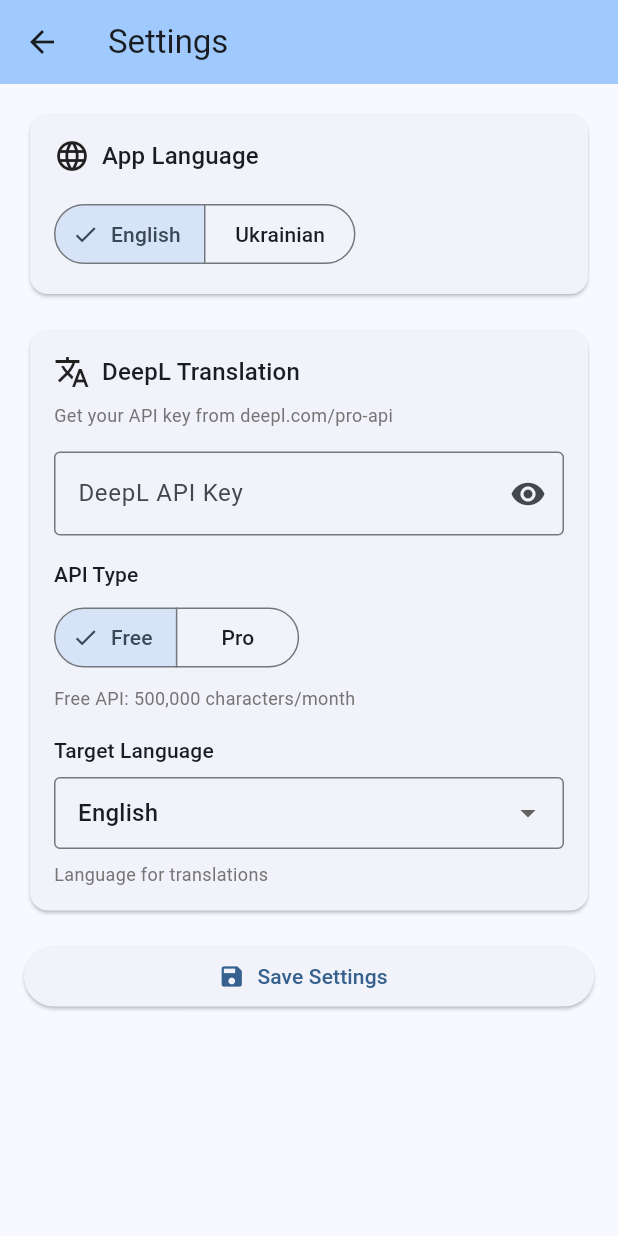
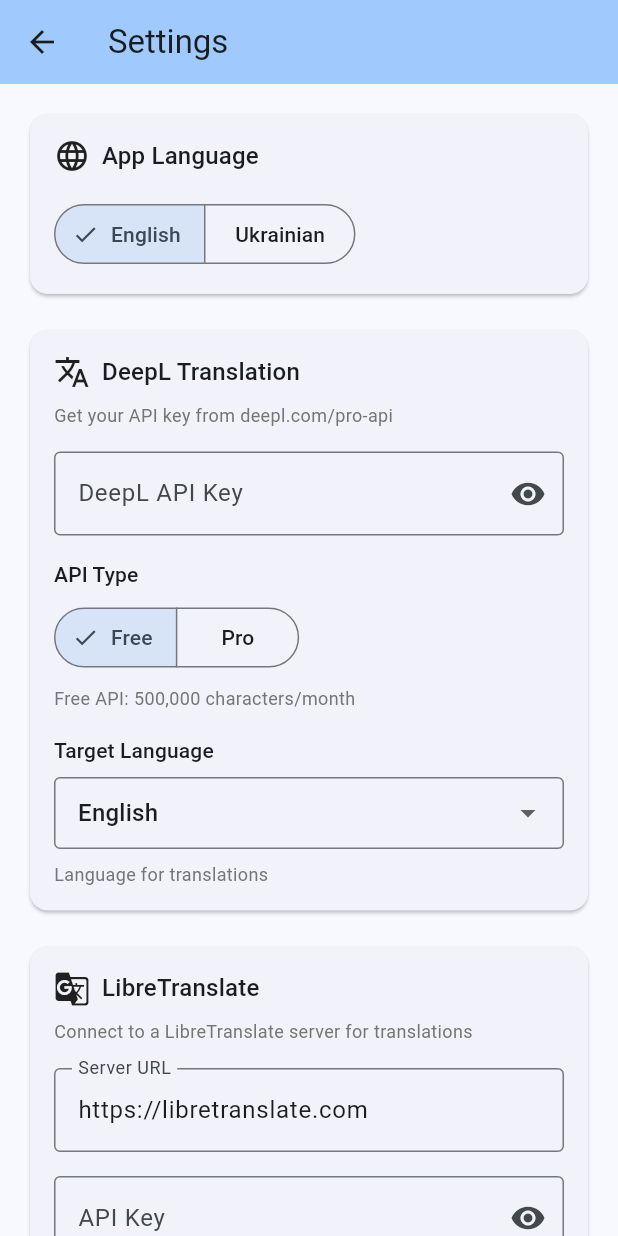
Before and after one commit to VFedyk/lnt, a Flutter app: the screen it shows after launch, after a tap on the "settings" icon, on a phone screen of 412 x 824 dp. Run offline on Flutter 3.47's test engine with Material 3 defaults, Android fonts, the phone set to English and light mode, and no system bars; our stand-ins replace csv, file_picker, share_plus, shared_preferences, sqflite, sqflite_common_ffi and 1 more; missing offline and left inert: epubx, fsrs, stemmer, window_manager; accounts and stored records are empty.

Commit message:
feat: add support for LibreTranslate API (#19)

```diff
--- a/lib/l10n/app_en.arb
+++ b/lib/l10n/app_en.arb
@@ -47,6 +47,11 @@
   "proApiPayPerUse": "Pro API: Pay per usage",
   "targetLanguage": "Target Language",
   "languageForTranslations": "Language for translations",
+  "libreTranslate": "LibreTranslate",
+  "libreTranslateHint": "Connect to a LibreTranslate server for translations",
+  "libreTranslateServerUrl": "Server URL",
+  "libreTranslateApiKey": "API Key",
+  "libreTranslateApiKeyOptional": "API key is only required if the server needs authentication",
   "saveSettings": "Save Settings",
   "settingsSaved": "Settings saved",
   "monthlyUsage": "Monthly Usage",
@@ -440,11 +445,13 @@
   "status": "Status",
   "language": "Language: ",
   "translation": "Translation",
+  "translate": "Translate",
   "translateWithDeepL": "Translate with DeepL",
+  "translateWithLibreTranslate": "Translate with LibreTranslate",
   "romanizationPronunciation": "Romanization / Pronunciation",
   "exampleSentence": "Example Sentence",
-  "translationFailed": "Translation failed. Check your API key.",
-  "languageNotSupported": "Language \"{name}\" not supported by DeepL",
+  "translationFailed": "Translation failed. Check your API key and settings.",
+  "languageNotSupported": "Language \"{name}\" is not supported",
   "@languageNotSupported": {
     "placeholders": {
       "name": {"type": "String"}
--- a/lib/l10n/app_uk.arb
+++ b/lib/l10n/app_uk.arb
@@ -44,6 +44,11 @@
   "proApiPayPerUse": "Pro API: Оплата за використання",
   "targetLanguage": "Цільова мова",
   "languageForTranslations": "Мова для перекладів",
+  "libreTranslate": "LibreTranslate",
+  "libreTranslateHint": "Підключіться до сервера LibreTranslate для перекладів",
+  "libreTranslateServerUrl": "URL сервера",
+  "libreTranslateApiKey": "API ключ",
+  "libreTranslateApiKeyOptional": "API ключ потрібен лише якщо сервер вимагає автентифікації",
   "saveSettings": "Зберегти налаштування",
   "settingsSaved": "Налаштування збережено",
   "monthlyUsage": "Місячне використання",
@@ -255,11 +260,13 @@
   "status": "Статус",
   "language": "Мова: ",
   "translation": "Переклад",
+  "translate": "Перекласти",
   "translateWithDeepL": "Перекласти з DeepL",
+  "translateWithLibreTranslate": "Перекласти з LibreTranslate",
   "romanizationPronunciation": "Романізація / Вимова",
   "exampleSentence": "Приклад речення",
-  "translationFailed": "Помилка перекладу. Перевірте API ключ.",
-  "languageNotSupported": "Мова \"{name}\" не підтримується DeepL",
+  "translationFailed": "Помилка перекладу. Перевірте API ключ та налаштування.",
+  "languageNotSupported": "Мова \"{name}\" не підтримується",
   "noDeepL": " (без DeepL)",
   "selectBaseForm": "Обрати базову форму",
   "noExistingTermsFound": "Існуючих термінів не знайдено",
--- a/lib/screens/settings_screen.dart
+++ b/lib/screens/settings_screen.dart
@@ -39,6 +39,11 @@
   DeepLUsage? _usage;
   bool _isLoadingUsage = false;
   String? _dbPath;
+
+  // LibreTranslate
+  final _ltUrlController = TextEditingController();
+  final _ltApiKeyController = TextEditingController();
+  bool _obscureLtApiKey = true;
 
   static bool get _isDesktop => PlatformHelper.isDesktop;
 
@@ -86,6 +91,10 @@
     final isFree = await SettingsService.instance.isDeepLApiFree();
     final targetLang = await SettingsService.instance.getDeepLTargetLang();
 
+    // LibreTranslate settings
+    final ltUrl = await SettingsService.instance.getLibreTranslateUrl();
+    final ltApiKey = await SettingsService.instance.getLibreTranslateApiKey();
+
     // Load DB path on desktop
     String? dbPath;
     if (_isDesktop) {
@@ -98,6 +107,8 @@
         _apiKeyController.text = apiKey ?? '';
         _isApiFree = isFree;
         _targetLang = targetLang;
+        _ltUrlController.text = ltUrl ?? '';
+        _ltApiKeyController.text = ltApiKey ?? '';
         _dbPath = dbPath;
         _isLoading = false;
       });
@@ -126,6 +137,12 @@
     );
     await SettingsService.instance.setDeepLApiFree(_isApiFree);
     await SettingsService.instance.setDeepLTargetLang(_targetLang);
+    await SettingsService.instance.setLibreTranslateUrl(
+      _ltUrlController.text.trim(),
+    );
+    await SettingsService.instance.setLibreTranslateApiKey(
+      _ltApiKeyController.text.trim(),
+    );
 
     if (mounted) {
       ScaffoldMessenger.of(
@@ -137,6 +154,8 @@
   @override
   void dispose() {
     _apiKeyController.dispose();
+    _ltUrlController.dispose();
+    _ltApiKeyController.dispose();
     super.dispose();
   }
 
@@ -527,6 +546,74 @@
                   ),
                 ),
                 const SizedBox(height: AppConstants.spacingL),
+                // LibreTranslate Section
+                Card(
+                  child: Padding(
+                    padding: const EdgeInsets.all(AppConstants.spacingL),
+                    child: Column(
+                      crossAxisAlignment: CrossAxisAlignment.start,
+                      children: [
+                        Row(
+                          children: [
+                            const Icon(Icons.g_translate),
+                            const SizedBox(width: AppConstants.spacingS),
+                            Text(
+                              AppLocalizations.of(context).libreTranslate,
+                              style: Theme.of(context).textTheme.titleMedium,
+                            ),
+                          ],
+                        ),
+                        const SizedBox(height: AppConstants.spacingS),
+                        Text(
+                          AppLocalizations.of(context).libreTranslateHint,
+                          style: TextStyle(
+                            color: AppConstants.subtitleColor,
+                            fontSize: AppConstants.fontSizeCaption,
+                          ),
+                        ),
+                        const SizedBox(height: AppConstants.spacingL),
+                        TextField(
+                          controller: _ltUrlController,
+                          decoration: InputDecoration(
+                            labelText: AppLocalizations.of(context).libreTranslateServerUrl,
+                            border: const OutlineInputBorder(),
+                            hintText: 'https://libretranslate.com',
+                          ),
+                        ),
+                        const SizedBox(height: AppConstants.spacingL),
+                        TextField(
+                          controller: _ltApiKeyController,
+                          decoration: InputDecoration(
+                            labelText: AppLocalizations.of(context).libreTranslateApiKey,
+                            border: const OutlineInputBorder(),
+                            suffixIcon: IconButton(
+                              icon: Icon(
+                                _obscureLtApiKey
+                                    ? Icons.visibility
+                                    : Icons.visibility_off,
+                              ),
+                              onPressed: () {
+                                setState(
+                                  () => _obscureLtApiKey = !_obscureLtApiKey,
+                                );
+                              },
+                            ),
+                          ),
+                          obscureText: _obscureLtApiKey,
+                        ),
+                        const SizedBox(height: AppConstants.spacingS),
+                        Text(
+                          AppLocalizations.of(context).libreTranslateApiKeyOptional,
+                          style: TextStyle(
+                            color: AppConstants.subtitleColor,
+                            fontSize: AppConstants.fontSizeCaption,
+                          ),
+                        ),
+                      ],
+                    ),
+                  ),
+                ),
+                const SizedBox(height: AppConstants.spacingL),
                 ElevatedButton.icon(
                   onPressed: _saveSettings,
                   icon: const Icon(Icons.save),
--- a/lib/services/settings_service.dart
+++ b/lib/services/settings_service.dart
@@ -15,6 +15,11 @@
   static const String _windowMaximizedKey = 'window_maximized';
   static const double defaultWindowWidth = 1280;
   static const double defaultWindowHeight = 720;
+
+  // LibreTranslate settings
+  static const String _libreTranslateUrlKey = 'libretranslate_url';
+  static const String _libreTranslateApiKeyKey = 'libretranslate_api_key';
+  static const String defaultLibreTranslateUrl = 'https://libretranslate.com';
 
   // Custom database path
   static const String _customDbPathKey = 'custom_db_path';
@@ -75,6 +80,41 @@
     return prefs.getBool(_windowMaximizedKey) ?? false;
   }
 
+  // LibreTranslate settings
+
+  Future<String?> getLibreTranslateUrl() async {
+    final prefs = await SharedPreferences.getInstance();
+    return prefs.getString(_libreTranslateUrlKey) ?? defaultLibreTranslateUrl;
+  }
+
+  Future<void> setLibreTranslateUrl(String? url) async {
+    final prefs = await SharedPreferences.getInstance();
+    if (url == null || url.isEmpty) {
+      await prefs.remove(_libreTranslateUrlKey);
+    } else {
+      await prefs.setString(_libreTranslateUrlKey, url);
+    }
+  }
+
+  Future<String?> getLibreTranslateApiKey() async {
+    final prefs = await SharedPreferences.getInstance();
+    return prefs.getString(_libreTranslateApiKeyKey);
+  }
+
+  Future<void> setLibreTranslateApiKey(String? apiKey) async {
+    final prefs = await SharedPreferences.getInstance();
+    if (apiKey == null || apiKey.isEmpty) {
+      await prefs.remove(_libreTranslateApiKeyKey);
+    } else {
+      await prefs.setString(_libreTranslateApiKeyKey, apiKey);
+    }
+  }
+
+  Future<bool> hasLibreTranslateApiKey() async {
+    final key = await getLibreTranslateApiKey();
+    return key != null && key.isNotEmpty;
+  }
+
   // Custom database path
 
   Future<String?> getCustomDbPath() async {
```
Also changed, not shown: lib/services/libretranslate_service.dart (added, +93 -0 lines), lib/widgets/base_term_search_dialog.dart (+15 -11 lines), lib/widgets/deepl_translation_mixin.dart (deleted, +0 -57 lines), lib/widgets/term_dialog.dart (+42 -16 lines), lib/widgets/translation_mixin.dart (added, +88 -0 lines), lib/l10n/generated/app_localizations.dart, lib/l10n/generated/app_localizations_en.dart, lib/l10n/generated/app_localizations_uk.dart.
